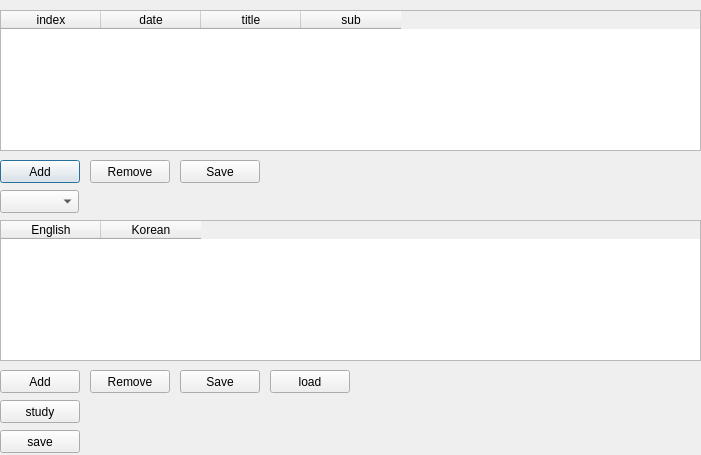
Above: mainPage.ui from twoload/MemorizingEnglishSentence before the change. Below: the same form after it.
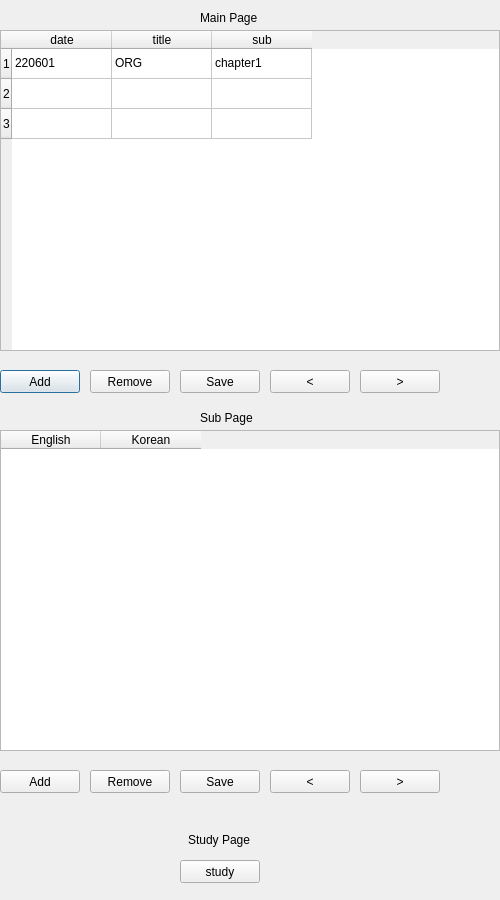
That is the form after the change.

Commit message: add: qtWidgetTable add,remove,prev,next

```diff
--- a/mainPage.ui
+++ b/mainPage.ui
@@ -6,10 +6,22 @@
    <rect>
     <x>0</x>
     <y>0</y>
-    <width>701</width>
-    <height>455</height>
+    <width>500</width>
+    <height>900</height>
    </rect>
   </property>
+  <property name="minimumSize">
+   <size>
+    <width>500</width>
+    <height>900</height>
+   </size>
+  </property>
+  <property name="maximumSize">
+   <size>
+    <width>500</width>
+    <height>900</height>
+   </size>
+  </property>
   <property name="windowTitle">
    <string>Dialog</string>
   </property>
@@ -17,33 +29,20 @@
    <property name="geometry">
     <rect>
      <x>0</x>
-     <y>160</y>
-     <width>80</width>
-     <height>23</height>
-    </rect>
-   </property>
-   <property name="text">
-    <string>Add</string>
-   </property>
-  </widget>
-  <widget class="QPushButton" name="button_sub_load">
-   <property name="geometry">
-    <rect>
-     <x>270</x>
      <y>370</y>
      <width>80</width>
      <height>23</height>
     </rect>
    </property>
    <property name="text">
-    <string>load</string>
+    <string>Add</string>
    </property>
   </widget>
   <widget class="QPushButton" name="button_study">
    <property name="geometry">
     <rect>
-     <x>0</x>
-     <y>400</y>
+     <x>180</x>
+     <y>860</y>
      <width>80</width>
      <height>23</height>
     </rect>
@@ -56,16 +55,38 @@
    <property name="geometry">
     <rect>
      <x>0</x>
-     <y>10</y>
-     <width>701</width>
-     <height>141</height>
+     <y>30</y>
+     <width>500</width>
+     <height>321</height>
     </rect>
    </property>
-   <column>
+   <property name="minimumSize">
+    <size>
+     <width>500</width>
+     <height>321</height>
+    </size>
+   </property>
+   <property name="maximumSize">
+    <size>
+     <width>500</width>
+     <height>321</height>
+    </size>
+   </property>
+   <row>
     <property name="text">
-     <string>index</string>
+     <string>1</string>
     </property>
-   </column>
+   </row>
+   <row>
+    <property name="text">
+     <string>2</string>
+    </property>
+   </row>
+   <row>
+    <property name="text">
+     <string>3</string>
+    </property>
+   </row>
    <column>
     <property name="text">
      <string>date</string>
@@ -81,16 +102,43 @@
      <string>sub</string>
     </property>
    </column>
+   <item row="0" column="0">
+    <property name="text">
+     <string>220601</string>
+    </property>
+   </item>
+   <item row="0" column="1">
+    <property name="text">
+     <string>ORG</string>
+    </property>
+   </item>
+   <item row="0" column="2">
+    <property name="text">
+     <string>chapter1</string>
+    </property>
+   </item>
   </widget>
   <widget class="QTableWidget" name="tableWidget_sub">
    <property name="geometry">
     <rect>
      <x>0</x>
-     <y>220</y>
-     <width>701</width>
-     <height>141</height>
+     <y>430</y>
+     <width>500</width>
+     <height>321</height>
     </rect>
    </property>
+   <property name="minimumSize">
+    <size>
+     <width>500</width>
+     <height>321</height>
+    </size>
+   </property>
+   <property name="maximumSize">
+    <size>
+     <width>500</width>
+     <height>321</height>
+    </size>
+   </property>
    <column>
     <property name="text">
      <string>English</string>
@@ -102,34 +150,11 @@
     </property>
    </column>
   </widget>
-  <widget class="QPushButton" name="button_save">
-   <property name="geometry">
-    <rect>
-     <x>0</x>
-     <y>430</y>
-     <width>80</width>
-     <height>23</height>
-    </rect>
-   </property>
-   <property name="text">
-    <string>save</string>
-   </property>
-  </widget>
-  <widget class="QComboBox" name="filter_by_index">
-   <property name="geometry">
-    <rect>
-     <x>0</x>
-     <y>190</y>
-     <width>79</width>
-     <height>23</height>
-    </rect>
-   </property>
-  </widget>
   <widget class="QPushButton" name="button_main_remove">
    <property name="geometry">
     <rect>
      <x>90</x>
-     <y>160</y>
+     <y>370</y>
      <width>80</width>
      <height>23</height>
     </rect>
@@ -142,7 +167,7 @@
    <property name="geometry">
     <rect>
      <x>180</x>
-     <y>160</y>
+     <y>370</y>
      <width>80</width>
      <height>23</height>
     </rect>
@@ -155,7 +180,7 @@
    <property name="geometry">
     <rect>
      <x>0</x>
-     <y>370</y>
+     <y>770</y>
      <width>80</width>
      <height>23</height>
     </rect>
@@ -168,7 +193,7 @@
    <property name="geometry">
     <rect>
      <x>90</x>
-     <y>370</y>
+     <y>770</y>
      <width>80</width>
      <height>23</height>
     </rect>
@@ -181,7 +206,7 @@
    <property name="geometry">
     <rect>
      <x>180</x>
-     <y>370</y>
+     <y>770</y>
      <width>80</width>
      <height>23</height>
     </rect>
@@ -190,6 +215,97 @@
     <string>Save</string>
    </property>
   </widget>
+  <widget class="QPushButton" name="button_main_prev">
+   <property name="geometry">
+    <rect>
+     <x>270</x>
+     <y>370</y>
+     <width>80</width>
+     <height>23</height>
+    </rect>
+   </property>
+   <property name="text">
+    <string>&lt;</string>
+   </property>
+  </widget>
+  <widget class="QPushButton" name="button_main_next">
+   <property name="geometry">
+    <rect>
+     <x>360</x>
+     <y>370</y>
+     <width>80</width>
+     <height>23</height>
+    </rect>
+   </property>
+   <property name="text">
+    <string>&gt;</string>
+   </property>
+  </widget>
+  <widget class="QPushButton" name="button_sub_prev">
+   <property name="geometry">
+    <rect>
+     <x>270</x>
+     <y>770</y>
+     <width>80</width>
+     <height>23</height>
+    </rect>
+   </property>
+   <property name="text">
+    <string>&lt;</string>
+   </property>
+  </widget>
+  <widget class="QPushButton" name="button_sub_next">
+   <property name="geometry">
+    <rect>
+     <x>360</x>
+     <y>770</y>
+     <width>80</width>
+     <height>23</height>
+    </rect>
+   </property>
+   <property name="text">
+    <string>&gt;</string>
+   </property>
+  </widget>
+  <widget class="QLabel" name="SubPage">
+   <property name="geometry">
+    <rect>
+     <x>200</x>
+     <y>410</y>
+     <width>59</width>
+     <height>15</height>
+    </rect>
+   </property>
+   <property name="text">
+    <string>Sub Page</string>
+   </property>
+  </widget>
+  <widget class="QLabel" name="MainPage">
+   <property name="geometry">
+    <rect>
+     <x>200</x>
+     <y>10</y>
+     <width>71</width>
+     <height>16</height>
+    </rect>
+   </property>
+   <property name="text">
+    <string>Main Page</string>
+   </property>
+  </widget>
+  <widget class="QLabel" name="StudyPage">
+   <property name="geometry">
+    <rect>
+     <x>188</x>
+     <y>830</y>
+     <width>71</width>
+     <height>20</height>
+    </rect>
+   </property>
+   <property name="text">
+    <string>Study Page</string>
+   </property>
+  </widget>
  </widget>
  <resources/>
  <connections/>
```
Left out of the diff: 2 changed lines with no effect on the pictures. The commit also changes 2 other files.
